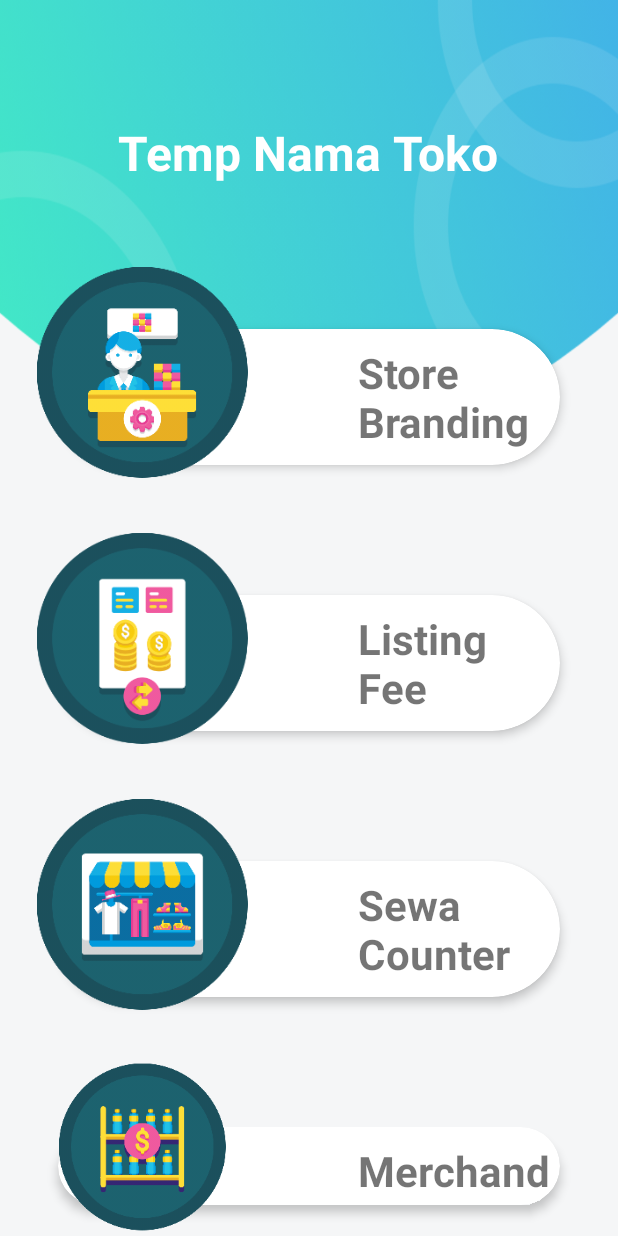
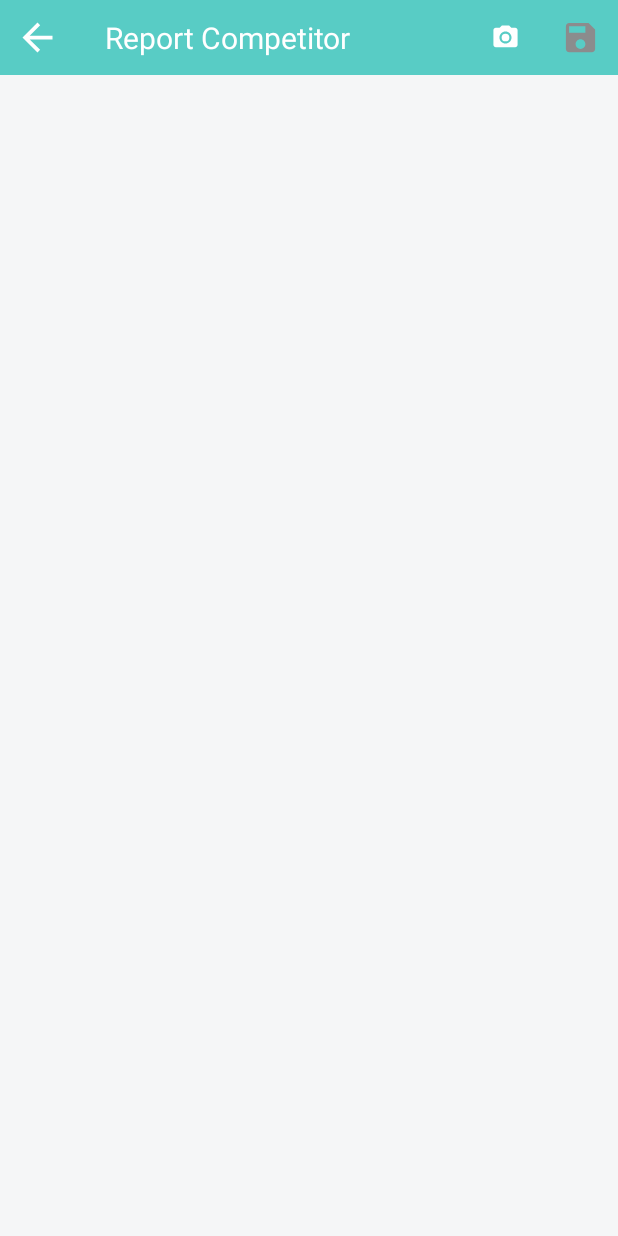
Before and after one commit to egarifqi/SFM, an Android app: the KondisiTokoActivity screen opened directly, with no data from a screen before it, after a tap on "Report Competitor", on a phone screen of 412 x 824 dp. Run offline under Robolectric (Android 15) with nearby library versions, the phone set to English and light mode, and no system bars; 2 statements that could not run were skipped.

Commit message:
report competitor done

```diff
--- a/app/src/main/AndroidManifest.xml
+++ b/app/src/main/AndroidManifest.xml
@@ -31,9 +31,9 @@
         android:usesCleartextTraffic="true"
         tools:ignore="GoogleAppIndexingWarning"
         tools:replace="android:appComponentFactory">
-
-        <activity android:name=".PengajuanActivity"/>
-        <activity android:name=".ReportDoubleImplementationActivity"/>
+        <activity android:name=".ReportCompetitorActivity"></activity>
+        <activity android:name=".PengajuanActivity" />
+        <activity android:name=".ReportDoubleImplementationActivity" />
         <activity android:name=".ReportWinningAtStoreActivity" />
         <activity android:name=".ReportKondisiShelvingActivity" />
         <activity android:name=".KondisiTokoActivity" />
--- a/app/src/main/java/com/example/salesforcemanagement/KondisiTokoActivity.java
+++ b/app/src/main/java/com/example/salesforcemanagement/KondisiTokoActivity.java
@@ -47,12 +47,12 @@ public class KondisiTokoActivity extends AppCompatActivity implements View.OnCli
             startActivity(new Intent(KondisiTokoActivity.this, ReportKondisiShelvingActivity.class));
         }
 
-        if(view == layoutReportCompetitor){
+        if(view == layoutPengajuan){
             startActivity(new Intent(KondisiTokoActivity.this, PengajuanActivity.class));
         }
 
-        if(view == layoutPengajuan){
-            startActivity(new Intent(KondisiTokoActivity.this, PengajuanActivity.class));
+        if(view == layoutReportCompetitor){
+            startActivity(new Intent(KondisiTokoActivity.this, ReportCompetitorActivity.class));
         }
     }
 }
--- /dev/null
+++ b/app/src/main/java/com/example/salesforcemanagement/ReportCompetitorActivity.java
@@ -0,0 +1,401 @@
+package com.example.salesforcemanagement;
+
+import androidx.annotation.NonNull;
+import androidx.annotation.Nullable;
+import androidx.appcompat.app.AppCompatActivity;
+import androidx.core.app.ActivityCompat;
+import androidx.core.content.ContextCompat;
+
+import android.app.Activity;
+import android.content.ContentValues;
+import android.content.Context;
+import android.content.DialogInterface;
+import android.content.Intent;
+import android.content.IntentSender;
+import android.content.SharedPreferences;
+import android.content.pm.PackageManager;
+import android.graphics.Bitmap;
+import android.net.Uri;
+import android.os.Build;
+import android.os.Bundle;
+import android.provider.MediaStore;
+import android.util.Log;
+import android.view.View;
+import android.view.ViewGroup;
+import android.widget.BaseAdapter;
+import android.widget.EditText;
+import android.widget.GridView;
+import android.widget.ImageView;
+import android.widget.LinearLayout;
+import android.widget.RelativeLayout;
+import android.widget.Toast;
+
+import com.google.android.gms.common.ConnectionResult;
+import com.google.android.gms.common.GoogleApiAvailability;
+import com.google.android.gms.common.api.GoogleApiClient;
+import com.google.android.gms.common.api.ResultCallback;
+import com.google.android.gms.drive.Drive;
+import com.google.android.gms.drive.DriveApi;
+import com.google.android.gms.drive.MetadataChangeSet;
+
+import java.io.ByteArrayOutputStream;
+import java.io.IOException;
+import java.io.OutputStream;
+import java.util.ArrayList;
+import java.util.Random;
+
+import static android.Manifest.permission.CAMERA;
+
+public class ReportCompetitorActivity extends AppCompatActivity implements View.OnClickListener, GoogleApiClient.ConnectionCallbacks, GoogleApiClient.OnConnectionFailedListener {
+
+    ImageView rcBackButton;
+    ImageView rcCameraButton;
+    ImageView rcDeleteButton;
+    ImageView rcSaveButton;
+    ImageView rcPhotoTaken;
+    ImageView rcCantSaveButton;
+    EditText rcDeskripsiGambar;
+    GridView rcGridPhoto;
+    RcImageAdapter rcImageAdapter;
+    RelativeLayout rcLoadingLayout;
+    LinearLayout rcContentUpload;
+
+    SharedPreferences tokoPref;
+    String namaToko;
+    Uri imageUri;
+    Random rand;
+    Object imageurl;
+    ArrayList<Bitmap> rcPhotoList;
+
+    private static final String TAG = "drive-quickstart";
+    private static final int REQUEST_CODE_CAPTURE_IMAGE = 1;
+    private static final int REQUEST_CODE_CREATOR = 2;
+    private static final int REQUEST_CODE_RESOLUTION = 3;
+    private static final int REQUEST_CAMERA = 4;
+
+    private GoogleApiClient mGoogleApiClient;
+    private Bitmap mBitmapToSave;
+
+
+    @Override
+    protected void onCreate(Bundle savedInstanceState) {
+        super.onCreate(savedInstanceState);
+        setContentView(R.layout.activity_report_competitor);
+
+        rcBackButton = findViewById(R.id.rc_back_button);
+        rcCameraButton = findViewById(R.id.rc_camera_button);
+//        rcDeleteButton = findViewById(R.id.rc_delete_button);
+        rcSaveButton = findViewById(R.id.rc_save_button);
+        rcCantSaveButton = findViewById(R.id.rc_cant_save_button);
+        rcPhotoTaken = findViewById(R.id.rc_photo_taken);
+        rcGridPhoto = findViewById(R.id.rc_grid_photo);
+        rcLoadingLayout = findViewById(R.id.rc_loading_layout);
+        rcDeskripsiGambar = findViewById(R.id.rc_edittext_deskripsi_gambar);
+        rcContentUpload = findViewById(R.id.rc_layout_content_upload);
+
+        tokoPref = getApplicationContext().getSharedPreferences("TokoPref",0);
+        namaToko = tokoPref.getString("partner_name","");
+        rand = new Random();
+        rcPhotoList = new ArrayList<Bitmap>();
+        rcImageAdapter = new RcImageAdapter(this,rcPhotoList);
+        rcGridPhoto.setAdapter(rcImageAdapter);
+
+        rcBackButton.setOnClickListener(this);
+        rcCameraButton.setOnClickListener(this);
+//        rcDeleteButton.setOnClickListener(this);
+        rcSaveButton.setOnClickListener(this);
+        rcCantSaveButton.setOnClickListener(this);
+
+        int currentApiVersion = Build.VERSION.SDK_INT;
+        Log.d("PERMISSION CAMERA","Check build version");
+        if(currentApiVersion >=  Build.VERSION_CODES.M)
+        {
+            Log.d("PERMISSION CAMERA","Current api > build");
+            if(checkPermissionCamera())
+            {
+                Log.d("PERMISSION CAMERA","Permission already granted");
+//                Toast.makeText(getApplicationContext(), "Permission already granted!", Toast.LENGTH_LONG).show();
+            }
+            else
+            {
+                Log.d("PERMISSION CAMERA","Requesting permission camera");
+                requestPermissionCamera();
+            }
+        }
+
+        rcPhotoList.clear();
+        rcSaveButton.setVisibility(View.GONE);
+        rcCantSaveButton.setVisibility(View.VISIBLE);
+    }
+
+    private boolean checkPermissionCamera() {
+        Log.d("PERMISSION CAMERA","Checking permission camera");
+        return (ContextCompat.checkSelfPermission(getApplicationContext(), CAMERA) == PackageManager.PERMISSION_GRANTED);
+    }
+
+    private void requestPermissionCamera()
+    {
+        ActivityCompat.requestPermissions(this, new String[]{CAMERA}, REQUEST_CAMERA);
+    }
+
+    @Override
+    protected void onResume() {
+        super.onResume();
+        if (mGoogleApiClient == null) {
+            // Create the API client and bind it to an instance variable.
+            // We use this instance as the callback for connection and connection
+            // failures.
+            // Since no account name is passed, the user is prompted to choose.
+            mGoogleApiClient = new GoogleApiClient.Builder(this)
+                    .addApi(Drive.API)
+                    .addScope(Drive.SCOPE_FILE)
+                    .addConnectionCallbacks(this)
+                    .addOnConnectionFailedListener(this)
+                    .build();
+        }
+        // Connect the client. Once connected, the camera is launched.
+        mGoogleApiClient.connect();
+    }
+
+    @Override
+    protected void onPause() {
+        if (mGoogleApiClient != null) {
+            mGoogleApiClient.disconnect();
+        }
+        super.onPause();
+    }
+
+    @Override
+    public void onClick(View view) {
+        if (view == rcBackButton){
+            onBackPressed();
+        }
+
+        if (view == rcCameraButton){
+            ContentValues values = new ContentValues();
+            imageUri = getContentResolver().insert(MediaStore.Images.Media.EXTERNAL_CONTENT_URI, values);
+            Intent intent = new Intent(MediaStore.ACTION_IMAGE_CAPTURE);
+            intent.putExtra(MediaStore.EXTRA_OUTPUT, imageUri);
+            startActivityForResult(intent, 99);
+        }
+
+        if (view == rcDeleteButton){
+
+        }
+
+        if (view == rcSaveButton){
+            for(int i=0; i<rcPhotoList.size();i++){
+                saveFileToDrive(rcPhotoList.get(i));
+            }
+        }
+
+        if (view == rcCantSaveButton){
+            Toast.makeText(getApplicationContext(), "Silahkan ambil foto terlebih dahulu!", Toast.LENGTH_SHORT).show();
+        }
+    }
+
+    private void saveFileToDrive(Bitmap bitmap) {
+        Log.i(TAG, "Creating new contents.");
+        rcLoadingLayout.setVisibility(View.VISIBLE);
+        rcCameraButton.setEnabled(false);
+        Drive.DriveApi.newDriveContents(mGoogleApiClient)
+                .setResultCallback(new ResultCallback<DriveApi.DriveContentsResult>() {
+
+                    @Override
+                    public void onResult(DriveApi.DriveContentsResult result) {
+                        // If the operation was not successful, we cannot do anything
+                        // and must
+                        // fail.
+                        if (!result.getStatus().isSuccess()) {
+                            Log.i(TAG, "Failed to create new contents.");
+                            return;
+                        }
+                        // Otherwise, we can write our data to the new contents.
+                        Log.i(TAG, "New contents created.");
+                        // Get an output stream for the contents.
+                        OutputStream outputStream = result.getDriveContents().getOutputStream();
+                        // Write the bitmap data from it.
+                        ByteArrayOutputStream bitmapStream = new ByteArrayOutputStream();
+                        bitmap.compress(Bitmap.CompressFormat.PNG, 100, bitmapStream);
+                        try {
+                            outputStream.write(bitmapStream.toByteArray());
+                        } catch (IOException e1) {
+                            Log.i(TAG, "Unable to write file contents.");
+                        }
+                        // Create the initial metadata - MIME type and title.
+                        // Note that the user will be able to change the title later.
+                        MetadataChangeSet metadataChangeSet = new MetadataChangeSet.Builder()
+                                .setMimeType("image/jpeg").setTitle("Competitor_"+namaToko+"_"+rand.nextInt(999999)+".png").setDescription(rcDeskripsiGambar.getText().toString()).build();
+                        // Create an intent for the file chooser, and start it.
+                        IntentSender intentSender = Drive.DriveApi
+                                .newCreateFileActivityBuilder()
+                                .setInitialMetadata(metadataChangeSet)
+                                .setInitialDriveContents(result.getDriveContents())
+                                .build(mGoogleApiClient);
+
+                        rcLoadingLayout.setVisibility(View.INVISIBLE);
+                        rcCameraButton.setEnabled(true);
+
+                        try {
+                            startIntentSenderForResult(
+                                    intentSender, REQUEST_CODE_CREATOR, null, 0, 0, 0);
+                        } catch (IntentSender.SendIntentException e) {
+                            Log.i(TAG, "Failed to launch file chooser.");
+                        }
+                    }
+                });
+    }
+
+    public void onRequestPermissionsResult(int requestCode, String permissions[], int[] grantResults) {
+        switch (requestCode) {
+            case REQUEST_CAMERA:
+                Log.d("PERMISSION CAMERA","Granting permission result");
+                if (grantResults.length > 0) {
+
+                    boolean cameraAccepted = grantResults[0] == PackageManager.PERMISSION_GRANTED;
+                    if (cameraAccepted){
+//                        Toast.makeText(getApplicationContext(), "Permission Granted, Now you can access camera", Toast.LENGTH_LONG).show();
+                    }else {
+//                        Toast.makeText(getApplicationContext(), "Permission Denied, You cannot access and camera", Toast.LENGTH_LONG).show();
+                        if (Build.VERSION.SDK_INT >= Build.VERSION_CODES.M) {
+                            if (shouldShowRequestPermissionRationale(CAMERA)) {
+                                showMessageOKCancel("You need to allow access to both the permissions",
+                                        (dialog, which) -> {
+                                            if (Build.VERSION.SDK_INT >= Build.VERSION_CODES.M) {
+                                                requestPermissions(new String[]{CAMERA},
+                                                        REQUEST_CAMERA);
+                                            }
+                                        });
+                                return;
+                            }
+                        }
+                    }
+                }
+                break;
+        }
+    }
+
+    private void showMessageOKCancel(String message, DialogInterface.OnClickListener okListener) {
+        new androidx.appcompat.app.AlertDialog.Builder(ReportCompetitorActivity.this)
+                .setMessage(message)
+                .setPositiveButton("OK", okListener)
+                .setNegativeButton("Cancel", null)
+                .create()
+                .show();
+    }
+
+    @Override
+    protected void onActivityResult(int requestCode, int resultCode, @Nullable Intent data) {
+        switch (requestCode) {
+            case 99:
+                if (resultCode == Activity.RESULT_OK) {
+                    try {
+                        mBitmapToSave = MediaStore.Images.Media.getBitmap(getContentResolver(), imageUri);
+                        rcPhotoTaken.setVisibility(View.VISIBLE);
+                        rcPhotoTaken.setImageBitmap(mBitmapToSave);
+                        rcPhotoList.add(mBitmapToSave);
+                        rcCantSaveButton.setVisibility(View.GONE);
+                        rcSaveButton.setVisibility(View.VISIBLE);
+                        rcGridPhoto.setAdapter(rcImageAdapter);
+                        rcContentUpload.setVisibility(View.VISIBLE);
+                    } catch (Exception e) {
+                        e.printStackTrace();
+                    }
+                }
+                break;
+
+            case REQUEST_CODE_CAPTURE_IMAGE:
+                // Called after a photo has been taken.
+                if (resultCode == Activity.RESULT_OK) {
+                    // Store the image data as a bitmap for writing later.
+                    mBitmapToSave = (Bitmap) data.getExtras().get("data");
+                }
+                break;
+
+            case REQUEST_CODE_CREATOR:
+                // Called after a file is saved to Drive.
+                if (resultCode == RESULT_OK) {
+                    Log.i(TAG, "Image successfully saved.");
+                    rcPhotoList.clear();
+                    rcGridPhoto.setAdapter(rcImageAdapter);
+                    rcPhotoTaken.setVisibility(View.INVISIBLE);
+                    rcDeskripsiGambar.setText("");
+                    rcContentUpload.setVisibility(View.INVISIBLE);
+                    Toast.makeText(getApplicationContext(), "Gambar berhasil diupload!", Toast.LENGTH_SHORT).show();
+                }
+                break;
+
+        }
+    }
+
+    @Override
+    public void onConnected(@Nullable Bundle bundle) {
+        Log.i(TAG, "API client connected.");
+    }
+
+    @Override
+    public void onConnectionSuspended(int i) {
+        Log.i(TAG, "GoogleApiClient connection suspended");
+    }
+
+    @Override
+    public void onConnectionFailed(@NonNull ConnectionResult connectionResult) {
+        Log.i(TAG, "GoogleApiClient connection failed: " + connectionResult.toString());
+        if (!connectionResult.hasResolution()) {
+            // show the localized error dialog.
+            GoogleApiAvailability.getInstance().getErrorDialog(this, connectionResult.getErrorCode(), 0).show();
+            return;
+        }
+        // The failure has a resolution. Resolve it.
+        // Called typically when the app is not yet authorized, and an
+        // authorization
+        // dialog is displayed to the user.
+        try {
+            connectionResult.startResolutionForResult(this, REQUEST_CODE_RESOLUTION);
+        } catch (IntentSender.SendIntentException e) {
+            Log.e(TAG, "Exception while starting resolution activity", e);
+        }
+    }
+
+    public class RcImageAdapter extends BaseAdapter {
+
+        Context context;
+        ArrayList<Bitmap> bitmaps;
+
+        public RcImageAdapter(Context context, ArrayList<Bitmap> bitmapList) {
+            this.context = context;
+            this.bitmaps = bitmapList;
+        }
+
+        @Override
+        public int getCount() {
+            return this.bitmaps.size();
+        }
+
+        @Override
+        public Object getItem(int i) {
+            return null;
+        }
+
+        @Override
+        public long getItemId(int i) {
+            return 0;
+        }
+
+        @Override
+        public View getView(int i, View view, ViewGroup viewGroup) {
+            ImageView image;
+
+            if(view == null){
+                image = new ImageView(this.context);
+                image.setScaleType(ImageView.ScaleType.CENTER_CROP);
+                image.setLayoutParams(new GridView.LayoutParams(290,290));
+            } else {
+                image = (ImageView) view;
+            }
+
+            image.setImageBitmap(this.bitmaps.get(i));
+            return image;
+        }
+    }
+}
--- /dev/null
+++ b/app/src/main/res/layout/activity_report_competitor.xml
@@ -0,0 +1,146 @@
+<?xml version="1.0" encoding="utf-8"?>
+<RelativeLayout xmlns:android="http://schemas.android.com/apk/res/android"
+    xmlns:app="http://schemas.android.com/apk/res-auto"
+    xmlns:tools="http://schemas.android.com/tools"
+    android:layout_width="match_parent"
+    android:layout_height="match_parent"
+    android:background="#42E3E7EB"
+    tools:context=".ReportCompetitorActivity">
+
+    <RelativeLayout
+        android:id="@+id/rc_loading_layout"
+        android:layout_width="match_parent"
+        android:layout_height="match_parent"
+        android:background="#88000000"
+        android:elevation="3dp"
+        android:visibility="invisible">
+        <ProgressBar
+            android:layout_width="100dp"
+            android:layout_height="100dp"
+            android:layout_centerVertical="true"
+            android:layout_centerHorizontal="true"
+            android:indeterminateTint="@color/spinner"/>
+    </RelativeLayout>
+
+    <LinearLayout
+        android:id="@+id/rc_layout_header"
+        android:layout_width="match_parent"
+        android:layout_height="50dp"
+        android:background="@color/colorPrimary"
+        android:orientation="horizontal">
+
+        <ImageView
+            android:id="@+id/rc_back_button"
+            android:layout_width="50dp"
+            android:layout_height="match_parent"
+            android:padding="10dp"
+            android:src="@drawable/ic_arrow_back"
+            android:scaleType="fitCenter"
+            android:tint="@color/white"/>
+
+        <TextView
+            android:layout_width="0dp"
+            android:layout_height="match_parent"
+            android:layout_weight="1"
+            android:text="Report Competitor"
+            android:textSize="20dp"
+            android:paddingLeft="20dp"
+            android:gravity="center_vertical"
+            android:textColor="@color/white"/>
+
+        <ImageView
+            android:id="@+id/rc_camera_button"
+            android:layout_width="50dp"
+            android:layout_height="match_parent"
+            android:layout_marginVertical="15dp"
+            android:layout_marginHorizontal="0dp"
+            android:src="@drawable/ic_menu_camera"
+            android:scaleType="fitCenter"
+            android:tint="@color/white"/>
+
+        <!--<ImageView-->
+        <!--android:id="@+id/rc_delete_button"-->
+        <!--android:layout_width="50dp"-->
+        <!--android:paddingVertical="12dp"-->
+        <!--android:paddingHorizontal="5dp"-->
+        <!--android:layout_height="match_parent"-->
+        <!--android:src="@drawable/ic_delete"-->
+        <!--android:scaleType="fitCenter"-->
+        <!--android:tint="@color/white"/>-->
+
+        <ImageView
+            android:id="@+id/rc_cant_save_button"
+            android:layout_width="50dp"
+            android:layout_height="match_parent"
+            android:paddingVertical="12dp"
+            android:src="@drawable/ic_save"
+            android:scaleType="fitCenter"
+            android:tint="@color/spinner"/>
+
+
+        <ImageView
+            android:id="@+id/rc_save_button"
+            android:layout_width="50dp"
+            android:layout_height="match_parent"
+            android:paddingVertical="12dp"
+            android:src="@drawable/ic_save"
+            android:scaleType="fitCenter"
+            android:tint="@color/white"
+            android:visibility="gone"/>
+
+    </LinearLayout>
+
+    <LinearLayout
+        android:id="@+id/rc_layout_content_upload"
+        android:layout_width="match_parent"
+        android:layout_height="match_parent"
+        android:orientation="vertical"
+        android:layout_below="@+id/rc_layout_header"
+        android:visibility="invisible">
+
+        <ImageView
+            android:id="@+id/rc_photo_taken"
+            android:layout_width="600dp"
+            android:layout_height="375dp"
+            android:layout_marginHorizontal="4dp"
+            android:layout_marginVertical="10dp"
+            android:scaleType="centerCrop"
+            android:layout_below="@+id/rc_layout_header"/>
+
+        <TextView
+            android:id="@+id/rc_title_deskripsi_gambar"
+            android:layout_width="match_parent"
+            android:layout_height="wrap_content"
+            android:text="Deskripsi Gambar"
+            android:layout_below="@id/rc_photo_taken"
+            android:gravity="center_horizontal"
+            android:textStyle="bold"
+            android:textColor="#000000"/>
+
+        <EditText
+            android:id="@+id/rc_edittext_deskripsi_gambar"
+            android:layout_width="match_parent"
+            android:layout_height="wrap_content"
+            android:hint=" Masukkan deskripsi gambar di sini"
+            android:layout_marginHorizontal="3dp"
+            android:paddingLeft="5dp"
+            android:layout_below="@+id/rc_title_deskripsi_gambar"/>
+
+        <GridView
+            android:id="@+id/rc_grid_photo"
+            android:layout_width="match_parent"
+            android:layout_marginTop="10dp"
+            android:layout_marginHorizontal="2dp"
+            android:layout_height="match_parent"
+            android:numColumns="4"
+            android:columnWidth="290dp"
+            android:verticalSpacing="4dp"
+            android:gravity="center"
+            android:layout_below="@+id/rc_edittext_deskripsi_gambar">
+
+        </GridView>
+
+    </LinearLayout>
+
+
+</RelativeLayout>
```
